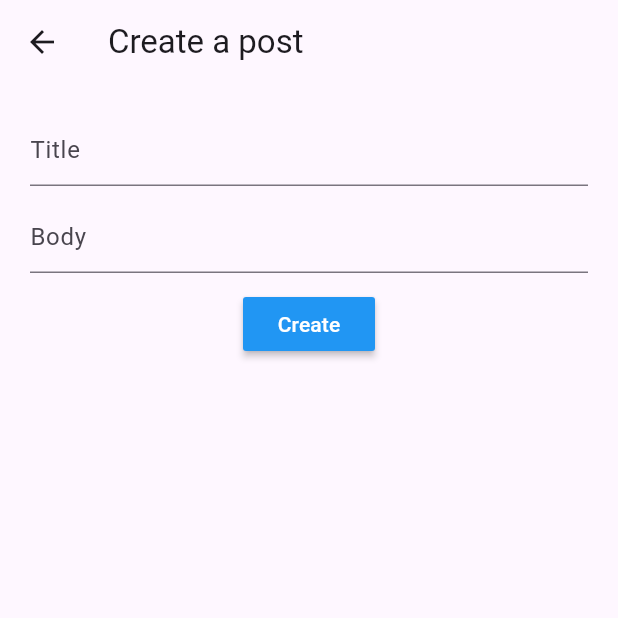
After one commit to dadaxon1106/flutter_advanced, a Flutter app: the CreatePage screen opened directly, on a phone screen of 412 x 824 dp, the top half of it. The commit adds this screen. Run offline on Flutter 3.47's test engine with Material 3 defaults, Android fonts, the phone set to English and light mode, and no system bars; our stand-ins replace device_info_plus, easy_localization, firebase_auth, firebase_core, firebase_database, flutter_secure_storage and 6 more; accounts and stored records are empty.

Commit message:
add the firebase database

```diff
--- a/lib/main.dart
+++ b/lib/main.dart
@@ -43,7 +43,7 @@ class MyApp extends StatelessWidget {
       supportedLocales: context.supportedLocales,
       localizationsDelegates: context.localizationDelegates,
       locale: context.locale,
-      home: const AuthScreen(),
+      home: const SplashScreen(),
       routes: {
         DatabaseScreen.id: (context) => const DatabaseScreen(),
         NetworkScreen.id: (context) => const NetworkScreen(),
--- a/lib/model/post_model.dart
+++ b/lib/model/post_model.dart
@@ -1,31 +1,24 @@
 class Post {
-  final int id;
-  final String title;
-  final String body;
-  final int userId;
+  int? id;
+  String? title;
+  String? body;
+  String? img_url;
+  String? userId;
 
-  Post({
-    required this.id,
-    required this.title,
-    required this.body,
-    required this.userId,
-  });
+  Post({this.id, this.title, this.body, this.img_url, this.userId});
 
-  factory Post.fromJson(Map<String, dynamic> json) {
-    return Post(
-      id: json['id'],
-      title: json['title'],
-      body: json['body'],
-      userId: json['userId'],
-    );
-  }
+  Post.fromJson(Map<String, dynamic> json)
+      : id = json['id'],
+        title = json['title'],
+        body = json['body'],
+        img_url = json['img_url'],
+        userId = json['userId'];
 
-  Map<String, dynamic> toJson() {
-    return {
-      'id': id,
-      'title': title,
-      'body': body,
-      'userId': userId,
-    };
-  }
+  Map<String, dynamic> toJson() => {
+        'id': id,
+        'title': title,
+        'body': body,
+        'img_url': img_url,
+        'userId': userId,
+      };
 }
--- /dev/null
+++ b/lib/screens/create_page.dart
@@ -0,0 +1,96 @@
+import 'package:flutter/material.dart';
+
+import '../model/post_model.dart';
+import '../services/auth_service.dart';
+import '../services/rtdb_service.dart';
+
+class CreatePage extends StatefulWidget {
+  const CreatePage({super.key});
+
+  @override
+  State<CreatePage> createState() => _CreatePageState();
+}
+
+class _CreatePageState extends State<CreatePage> {
+  var isLoading = false;
+  var titleController = TextEditingController();
+  var contentController = TextEditingController();
+
+  _createPost() {
+    String title = titleController.text.trim();
+    String body = contentController.text.trim();
+    if (title.isEmpty || body.isEmpty) return;
+
+    _apiCreatePost(title, body);
+    debugPrint("TITLE:$title,BODY:$body");
+  }
+
+  _apiCreatePost(String title, String body) {
+    setState(() {
+      isLoading = true;
+    });
+    var post =
+        Post(title: title, body: body, userId: AuthService.currentUserId());
+    RtdbService.addPost(post).then((value) => {
+          debugPrint("TITLE:${post.title},"),
+          _resAddPost(),
+        });
+  }
+
+  _resAddPost() {
+    setState(() {
+      isLoading = false;
+    });
+    Navigator.of(context).pop({'data': 'done'});
+  }
+
+  @override
+  Widget build(BuildContext context) {
+    return Scaffold(
+      appBar: AppBar(
+        title: const Text("Create a post"),
+      ),
+      body: Container(
+        padding: const EdgeInsets.all(20),
+        child: Stack(
+          children: [
+            Column(
+              crossAxisAlignment: CrossAxisAlignment.center,
+              children: [
+                TextField(
+                  controller: titleController,
+                  decoration: const InputDecoration(hintText: "Title"),
+                ),
+                const SizedBox(
+                  height: 10,
+                ),
+                TextField(
+                  controller: contentController,
+                  decoration: const InputDecoration(hintText: "Body"),
+                ),
+                const SizedBox(
+                  height: 10,
+                ),
+                MaterialButton(
+                  onPressed: () {
+                    _createPost();
+                  },
+                  color: Colors.blue,
+                  child: const Text(
+                    "Create",
+                    style: TextStyle(color: Colors.white),
+                  ),
+                ),
+              ],
+            ),
+            isLoading
+                ? const Center(
+                    child: CircularProgressIndicator(),
+                  )
+                : const SizedBox.shrink(),
+          ],
+        ),
+      ),
+    );
+  }
+}
--- a/lib/screens/network_screen.dart
+++ b/lib/screens/network_screen.dart
@@ -38,7 +38,7 @@ class _NetworkScreenState extends State<NetworkScreen> {
 
   _createPost() {
     var post =
-        Post(id: 101, title: 'HTTP', body: 'USING HTTP PACKAGE', userId: 1);
+        Post(id: 101, title: 'HTTP', body: 'USING HTTP PACKAGE', userId: '0');
     Network.POST(Network.API_CREATE, Network.paramsCreate(post))
         .then((response) => {LogService.i(response.toString())});
   }
@@ -69,11 +69,11 @@ class _NetworkScreenState extends State<NetworkScreen> {
         crossAxisAlignment: CrossAxisAlignment.start,
         children: [
           Text(
-            post.title,
+            post.title!,
             style: const TextStyle(fontSize: 22, fontWeight: FontWeight.bold),
           ),
           const SizedBox(height: 8),
-          Text(post.body),
+          Text(post.body!),
         ],
       ),
     );
--- a/lib/services/http_service.dart
+++ b/lib/services/http_service.dart
@@ -55,8 +55,8 @@ class Network {
     Map<String, String> map = {};
     map.addAll({
       'userId': post.userId.toString(),
-      'title': post.title,
-      'body': post.body
+      'title': post.title!,
+      'body': post.body!
     });
     return map;
   }
@@ -65,8 +65,8 @@ class Network {
     Map<String, String> map = {};
     map.addAll({
       'id': post.id.toString(),
-      'title': post.title,
-      'body': post.body,
+      'title': post.title!,
+      'body': post.body!,
       'userId': post.userId.toString()
     });
     return map;
--- /dev/null
+++ b/lib/services/rtdb_service.dart
@@ -0,0 +1,34 @@
+import 'dart:convert';
+
+import 'package:firebase_database/firebase_database.dart';
+import 'package:flutter_advance/model/post_model.dart';
+
+class RtdbService {
+  static final _database = FirebaseDatabase.instance.ref();
+
+  static Future<Stream<DatabaseEvent>> addPost(Post post) async {
+    _database.child("posts").push().set(post.toJson());
+    print("TITLE DATABSE:${post.title}");
+    return _database.onChildAdded;
+  }
+
+  static Future<List<Post>> getPosts() async {
+    List<Post> items = [];
+    Query _query = _database.ref.child("posts");
+    DatabaseEvent event = await _query.once();
+    var snapshot = event.snapshot;
+
+    for (var child in snapshot.children) {
+      var jsonPost = jsonEncode(child.value);
+      Map<String, dynamic> map = jsonDecode(jsonPost);
+      var post =
+          Post(title: map['title'], body: map['body'], userId: map['userId']);
+      items.add(post);
+    }
+    return items;
+  }
+
+  static Future<void> deletePost() async {
+    _database.child('posts').remove();
+  }
+}
--- a/pubspec.yaml
+++ b/pubspec.yaml
@@ -30,6 +30,8 @@ dependencies:
   http: ^1.2.1
   firebase_core: ^3.1.0
   firebase_auth: ^5.1.0
+  flutter_slidable: ^3.1.0
+  firebase_database: ^11.0.2
 
 
 dev_dependencies:
```
Also changed, not shown: lib/screens/main_page.dart (+131 -11 lines), lib/services/auth_service.dart (+6 -1 lines), pubspec.lock, 1 other file.
